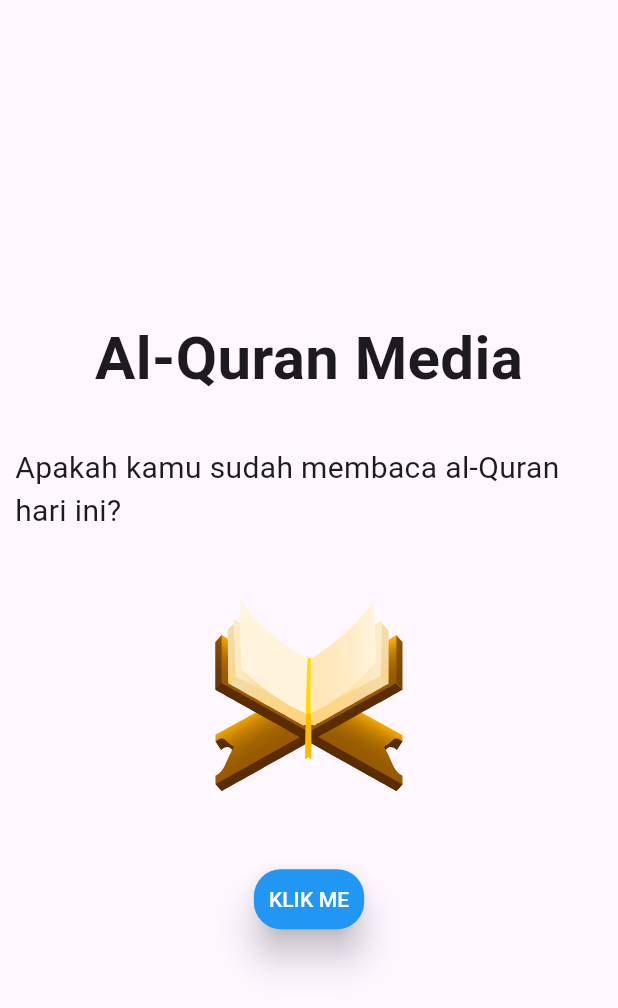
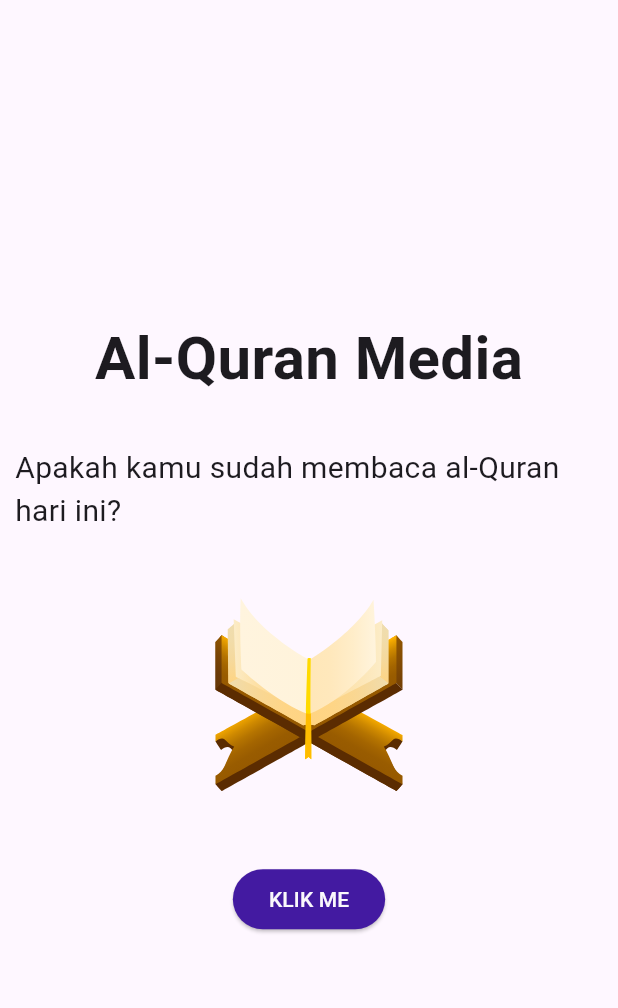
Before and after one commit to fannyHere/myQuran, a Flutter app: the screen it shows after launch, on a phone screen of 412 x 824 dp. Shown: the top 1008 px of the screen. Run offline on Flutter 3.47's test engine with Material 3 defaults, Android fonts, the phone set to English and light mode, and no system bars; our stand-ins replace google_fonts, lottie.

Commit message:
added theme dark and light

```diff
--- a/lib/detail_surah/detail.dart
+++ b/lib/detail.dart
@@ -1,5 +1,5 @@
 import 'package:flutter/material.dart';
-import 'package:my_quran/detail_surah/object_detail_surah.dart';
+import 'package:my_quran/object/object_detail_surah.dart';
 import 'package:my_quran/model/detail_surah.dart' as detail;
 import 'package:my_quran/model/surah.dart';
 
@@ -35,7 +35,7 @@ class _Detail_all_surahState extends State<Detail_all_surah> {
           title: Text(
             surah!.name.transliteration.id,
           ),
-          backgroundColor: Colors.blue,
+          // backgroundColor: Colors.blue, //appBarTheme
           bottom: TabBar(
             tabs: [
               Tab(text: "Baca"),
--- a/lib/home.dart
+++ b/lib/home.dart
@@ -1,6 +1,7 @@
 import 'package:flutter/material.dart';
 import 'package:lottie/lottie.dart';
-import 'package:my_quran/all_surah/surah_list.dart';
+import 'package:my_quran/surah_list.dart';
+import 'package:my_quran/theme/color.dart';
 
 class HomePage extends StatefulWidget {
   const HomePage({super.key});
@@ -12,8 +13,12 @@ class HomePage extends StatefulWidget {
 }
 
 class _HomePageState extends State<HomePage> {
+  late bool isDarkMode;
+
   @override
   Widget build(BuildContext context) {
+    isDarkMode = Theme.of(context).brightness == Brightness.dark;
+
     return Scaffold(
       body: Column(
         mainAxisAlignment: MainAxisAlignment.center,
@@ -26,6 +31,7 @@ class _HomePageState extends State<HomePage> {
                 style: TextStyle(
                   fontSize: 40,
                   fontWeight: FontWeight.bold,
+                  //color: Color(0xFF431AA1),
                 ),
               ),
             ),
@@ -36,6 +42,7 @@ class _HomePageState extends State<HomePage> {
               child: Text(
                 "Apakah kamu sudah membaca al-Quran hari ini?",
                 style: TextStyle(
+                  //color: Colors.grey,
                   fontSize: 20,
                 ),
               ),
@@ -61,16 +68,12 @@ class _HomePageState extends State<HomePage> {
               },
               child: Text("KLIK ME"),
               style: ButtonStyle(
-                backgroundColor: MaterialStateProperty.all<Color>(Colors.blue),
-                foregroundColor: MaterialStateProperty.all<Color>(Colors.white),
-                padding:
-                    MaterialStateProperty.all<EdgeInsets>(EdgeInsets.all(10)),
-                shape: MaterialStateProperty.all<RoundedRectangleBorder>(
-                  RoundedRectangleBorder(
-                    borderRadius: BorderRadius.circular(18.0),
-                  ),
+                backgroundColor: MaterialStateProperty.all<Color>(
+                  isDarkMode ? appWhite : appPurple,
                 ),
-                elevation: MaterialStateProperty.all<double>(10),
+                foregroundColor: MaterialStateProperty.all<Color>(
+                  isDarkMode ? appPurple : appWhite,
+                ),
               ),
             ),
           ),
--- a/lib/main.dart
+++ b/lib/main.dart
@@ -1,26 +1,25 @@
 import 'package:flutter/material.dart';
-import 'package:my_quran/detail_surah/detail.dart';
-import 'all_surah/surah_list.dart';
+import 'package:my_quran/detail.dart';
+import 'surah_list.dart';
 import 'home.dart';
+import 'theme/color.dart';
 
 void main() {
-  runApp(const MyApp());
+  runApp(
+    MyApp(),
+  );
 }
 
 class MyApp extends StatelessWidget {
-  const MyApp({super.key});
-
-  // This widget is the root of your application.
   @override
   Widget build(BuildContext context) {
     return MaterialApp(
       debugShowCheckedModeBanner: false,
       title: 'Flutter Demo',
-      theme: ThemeData(
-        colorScheme: ColorScheme.fromSeed(seedColor: Colors.deepPurple),
-        useMaterial3: true,
-        //fontFamily: GoogleFonts.dosis().fontFamily,
-      ),
+      // themeMode: ThemeMode.dark, //atur di sini
+      // darkTheme: MyThemes2.darkTheme, //atur disini
+      themeMode: ThemeMode.light,
+      darkTheme: MyThemes1.lightTheme,
       home: HomePage(),
       initialRoute: HomePage.routeName,
       routes: {
--- a/lib/all_surah/surah_list.dart
+++ b/lib/surah_list.dart
@@ -1,6 +1,6 @@
 import 'package:flutter/material.dart';
-import '../all_surah/object_surah.dart';
-import '../model/surah.dart';
+import 'object/object_surah.dart';
+import 'model/surah.dart';
 
 class surah_list extends StatefulWidget {
   const surah_list({super.key});
@@ -16,7 +16,7 @@ class _surah_listState extends State<surah_list> {
   Widget build(BuildContext context) {
     return Scaffold(
       appBar: AppBar(
-        backgroundColor: Colors.blue,
+        // backgroundColor: Colors.blue, //appBarTheme
         title: Text("Surah"),
       ),
       body: FutureBuilder(
--- /dev/null
+++ b/lib/theme/color.dart
@@ -0,0 +1,68 @@
+import 'package:flutter/material.dart';
+import 'package:google_fonts/google_fonts.dart';
+
+const appPurple = Color(0xFF431AA1);
+const appPurpleDark = Color(0xFF1E0771);
+const appPurpleLight1 = Color(0xFF9345F2);
+const appPurpleLight2 = Color(0xFFB9A2DB);
+const appWhite = Color(0xFFFAF8FC);
+const appOrange = Color(0xFFE6704A);
+
+//VERSI TEMA CERAH
+// ThemeData appLight = ThemeData(
+//   primaryColor: appPurple,
+//   appBarTheme: AppBarTheme(
+//     backgroundColor: appPurple,
+//   ),
+//   fontFamily: GoogleFonts.dosis().fontFamily,
+// );
+
+//VERSI TEMA GELAP
+// ThemeData appDark = ThemeData(
+//   primaryColor: appPurpleLight2,
+//   scaffoldBackgroundColor: appPurpleDark,
+//   appBarTheme: AppBarTheme(
+//     backgroundColor: appPurpleDark,
+//   ),
+//   textTheme: TextTheme(
+//     bodyLarge: TextStyle(color: appOrange),
+//     bodyMedium: TextStyle(color: appWhite),
+//   ),
+//   fontFamily: GoogleFonts.dosis().fontFamily,
+// );
+
+class MyThemes1 {
+  static ThemeData get lightTheme {
+    return ThemeData.light().copyWith(
+      primaryColor: appPurple,
+      scaffoldBackgroundColor: appPurpleDark,
+      appBarTheme: AppBarTheme(
+        backgroundColor: appPurple,
+      ),
+      textTheme: TextTheme(
+        bodyLarge: TextStyle(
+            color: appOrange, fontFamily: GoogleFonts.dosis().fontFamily),
+        bodyMedium: TextStyle(
+            color: appWhite, fontFamily: GoogleFonts.dosis().fontFamily),
+      ),
+    );
+  }
+}
+
+class MyThemes2 {
+  static ThemeData get darkTheme {
+    return ThemeData.dark().copyWith(
+      primaryColor: appPurpleLight2,
+      scaffoldBackgroundColor: appPurpleDark,
+      appBarTheme: AppBarTheme(
+        backgroundColor: appPurpleDark,
+      ),
+      textTheme: TextTheme(
+        bodyLarge: TextStyle(
+            color: appOrange, fontFamily: GoogleFonts.dosis().fontFamily),
+        bodyMedium: TextStyle(
+            color: appWhite, fontFamily: GoogleFonts.dosis().fontFamily),
+      ),
+    );
+  }
+}
```
Also changed, not shown: lib/object/object_ayat.dart (renamed from lib/ayat/object_ayat.dart), lib/object/object_detail_surah.dart (renamed from lib/detail_surah/object_detail_surah.dart), lib/object/object_surah.dart (renamed from lib/all_surah/object_surah.dart).
